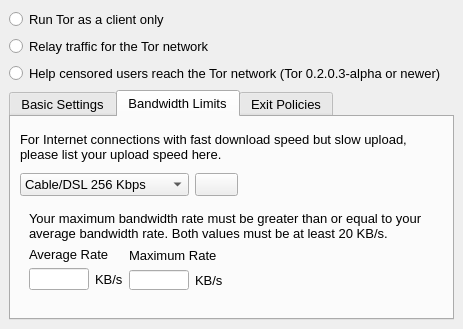
Above: src/gui/config/serverpage.ui from a-ilin/vidalia before the change. Below: the same form after it.
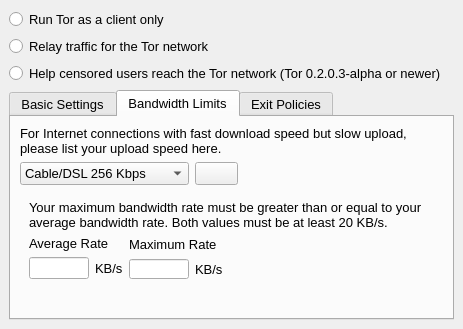
That is the form after the change. The open tabs and pages were chosen to show the change. Icons and pictures are not drawn.

Commit message:
r2163@lysithea:  edmanm | 2007-10-20 20:54:09 -0400  Fix a label in the server bandwidth settings tab so that it expands for long  translated text.
svn:r2052

The edit to the form file:
```diff
--- a/src/gui/config/serverpage.ui
+++ b/src/gui/config/serverpage.ui
@@ -337,22 +337,22 @@
            <widget class="QLabel" name="label" >
             <property name="sizePolicy" >
              <sizepolicy>
-              <hsizetype>0</hsizetype>
-              <vsizetype>0</vsizetype>
+              <hsizetype>5</hsizetype>
+              <vsizetype>5</vsizetype>
               <horstretch>0</horstretch>
               <verstretch>0</verstretch>
              </sizepolicy>
             </property>
             <property name="minimumSize" >
              <size>
-              <width>390</width>
-              <height>41</height>
+              <width>0</width>
+              <height>0</height>
              </size>
             </property>
             <property name="maximumSize" >
              <size>
-              <width>390</width>
-              <height>41</height>
+              <width>16777215</width>
+              <height>16777215</height>
              </size>
             </property>
             <property name="contextMenuPolicy" >
```
